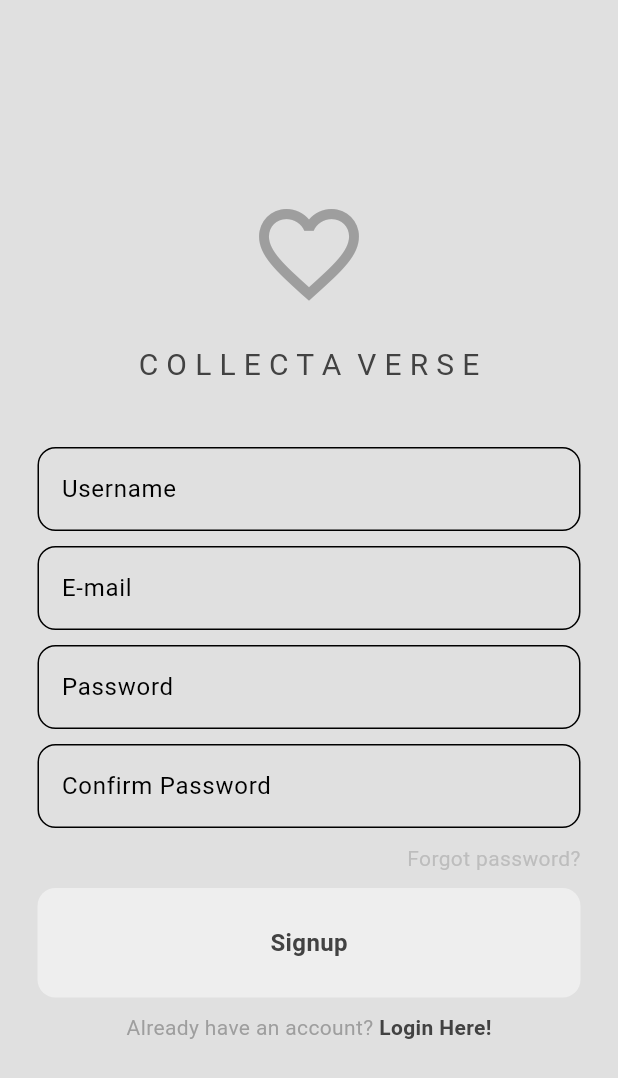
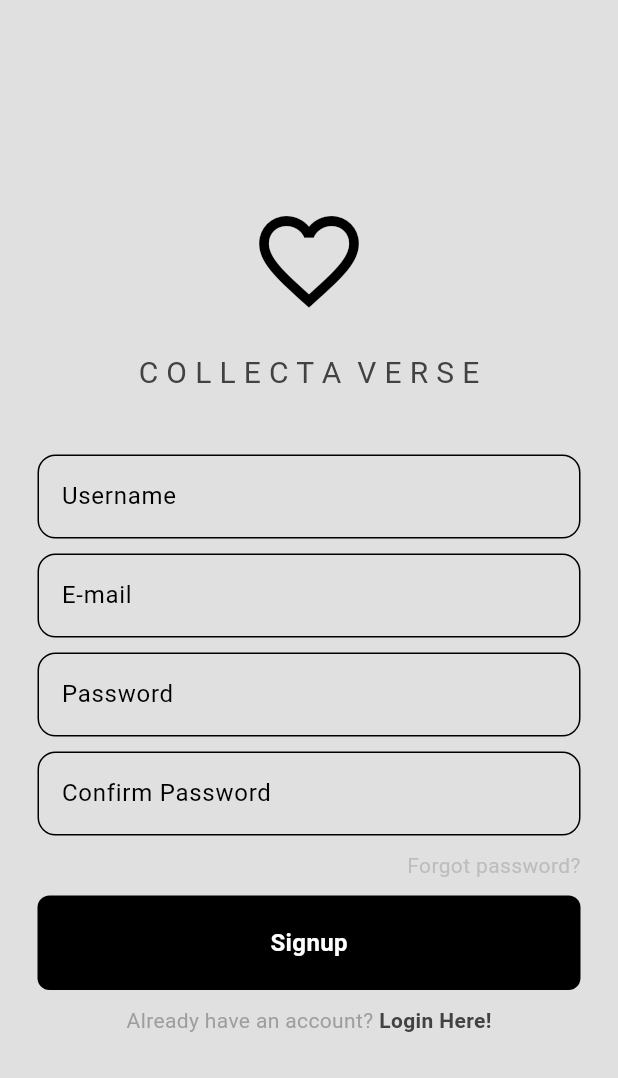
Before and after one commit to beyzaciftaslan/CollectaVerse, a Flutter app: the SignupPage screen opened directly with empty values, on a phone screen of 412 x 824 dp. Shown: the top 1078 px of the screen. Run offline on Flutter 3.47's test engine with Material 3 defaults, Android fonts, the phone set to English and light mode, and no system bars; our stand-ins replace cloud_firestore, firebase_auth, firebase_core, firebase_storage, google_nav_bar, google_sign_in and 3 more; accounts and stored records are empty; network calls fail.

```diff
--- a/lib/components/my_button.dart
+++ b/lib/components/my_button.dart
@@ -16,14 +16,15 @@ class MyButton extends StatelessWidget {
       onTap: onTap,
       child: Container(
         decoration: BoxDecoration(
-          color: Theme.of(context).colorScheme.primary,
-          borderRadius: BorderRadius.circular(12),
+          color: Colors.black,
+          borderRadius: BorderRadius.circular(8),
         ),
-        padding: const EdgeInsets.all(25),
+        padding: const EdgeInsets.all(20),
         child: Center(
           child: Text(
             text,
             style: const TextStyle(
+              color: Colors.white,
               fontWeight: FontWeight.bold,
               fontSize: 16,
             ),
--- a/lib/pages/signup_page.dart
+++ b/lib/pages/signup_page.dart
@@ -81,7 +81,7 @@ class _SignupPageState extends State<SignupPage> {
                 Icon(
                   Icons.favorite_border_outlined,
                   size: 80,
-                  color: Theme.of(context).colorScheme.inversePrimary,
+                  color: Colors.black,
                 ),
                 const SizedBox(height: 20),
 
```
Also changed, not shown: lib/components/my_square_tile.dart (+16 -3 lines), lib/pages/login_page.dart (+30 -19 lines).
